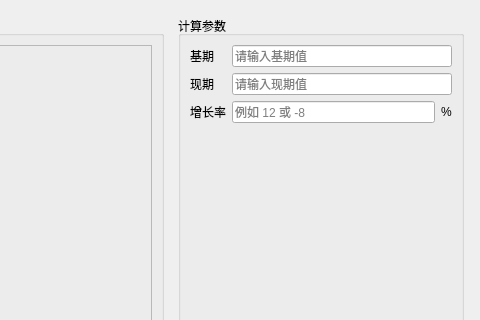
This is ui/calculator.ui in CruzeOliver/GK_Calculate as Qt 5 draws it before an edit; both pictures show x 520 to 1000 and y 0 to 320 of the 1000 by 700 pixel window. The edited form follows.
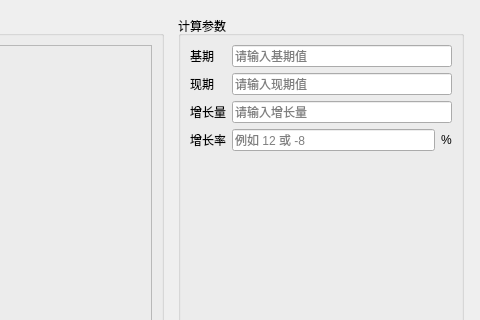
This is the edited form.

Commit message: feat: add growth amount calculations and chart

Patch:
```diff
--- a/ui/calculator.ui
+++ b/ui/calculator.ui
@@ -50,8 +50,10 @@
            <item row="0" column="1"><widget class="QLineEdit" name="baseInput"><property name="placeholderText"><string>请输入基期值</string></property></widget></item>
            <item row="1" column="0"><widget class="QLabel" name="currentLabel"><property name="text"><string>现期</string></property></widget></item>
            <item row="1" column="1"><widget class="QLineEdit" name="currentInput"><property name="placeholderText"><string>请输入现期值</string></property></widget></item>
-           <item row="2" column="0"><widget class="QLabel" name="rateLabel"><property name="text"><string>增长率</string></property></widget></item>
-           <item row="2" column="1">
+           <item row="2" column="0"><widget class="QLabel" name="amountLabel"><property name="text"><string>增长量</string></property></widget></item>
+           <item row="2" column="1"><widget class="QLineEdit" name="amountInput"><property name="placeholderText"><string>请输入增长量</string></property></widget></item>
+           <item row="3" column="0"><widget class="QLabel" name="rateLabel"><property name="text"><string>增长率</string></property></widget></item>
+           <item row="3" column="1">
             <layout class="QHBoxLayout" name="rateLayout">
              <item><widget class="QLineEdit" name="rateInput"><property name="placeholderText"><string>例如 12 或 -8</string></property></widget></item>
              <item><widget class="QLabel" name="percentLabel"><property name="text"><string>%</string></property></widget></item>
```
The commit also changes 5 other files.
